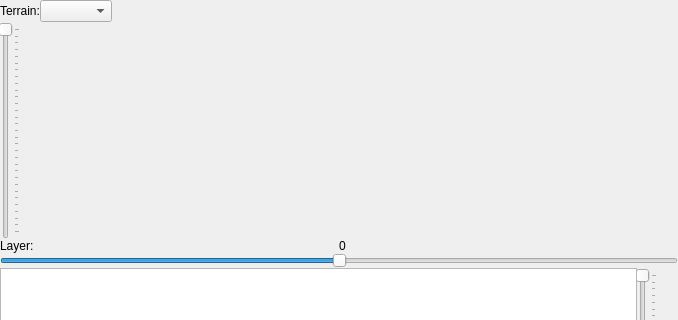
The window that screen.ui (tps12/hey-grid) describes before a commit, drawn with Qt 5; both pictures show x 0 to 678 and y 0 to 320 of the 678 by 498 pixel window.
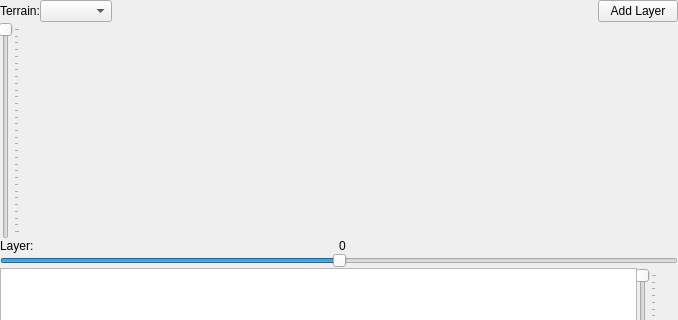
The same window after the commit.

Commit message: Add button to create new layers

Diff of the .ui file:
```diff
--- a/screen.ui
+++ b/screen.ui
@@ -27,13 +27,20 @@
     <number>0</number>
    </property>
    <item>
-    <layout class="QGridLayout" name="gridLayout_4" columnstretch="0,0,0,1">
+    <layout class="QGridLayout" name="gridLayout_4" columnstretch="0,0,0,0,0">
      <property name="topMargin">
       <number>0</number>
      </property>
      <property name="rightMargin">
       <number>0</number>
      </property>
+     <item row="0" column="4">
+      <widget class="QPushButton" name="add">
+       <property name="text">
+        <string>Add Layer</string>
+       </property>
+      </widget>
+     </item>
      <item row="0" column="1">
       <widget class="QLabel" name="label_3">
        <property name="sizePolicy">
```
The commit also changes 1 other file.
